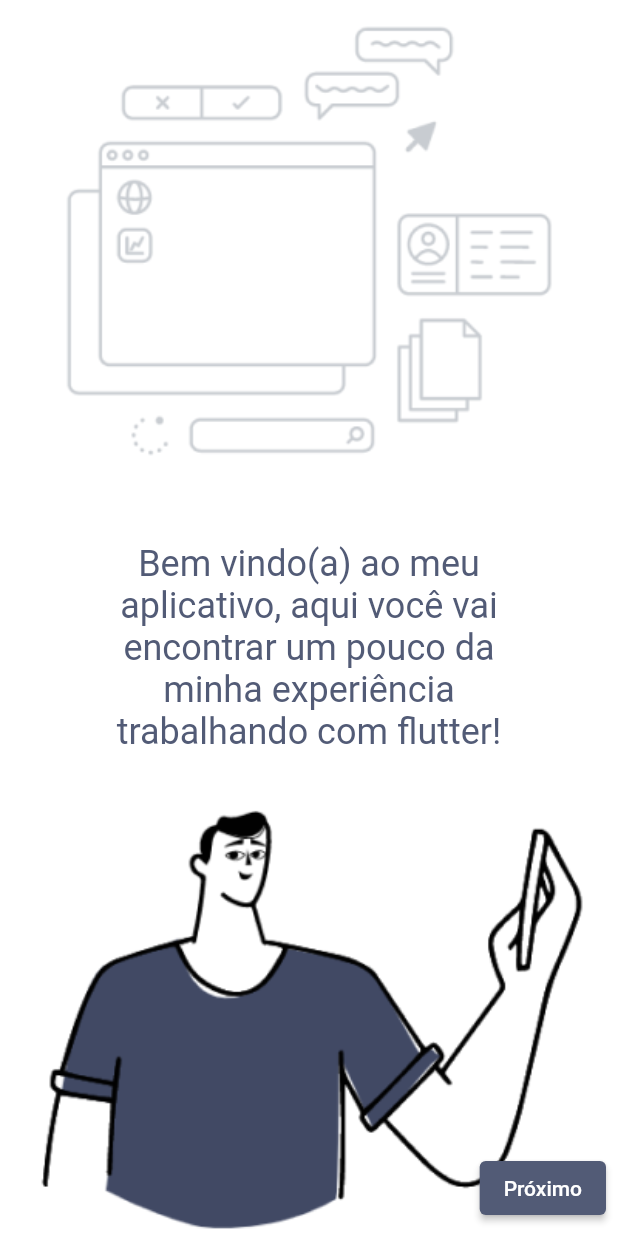
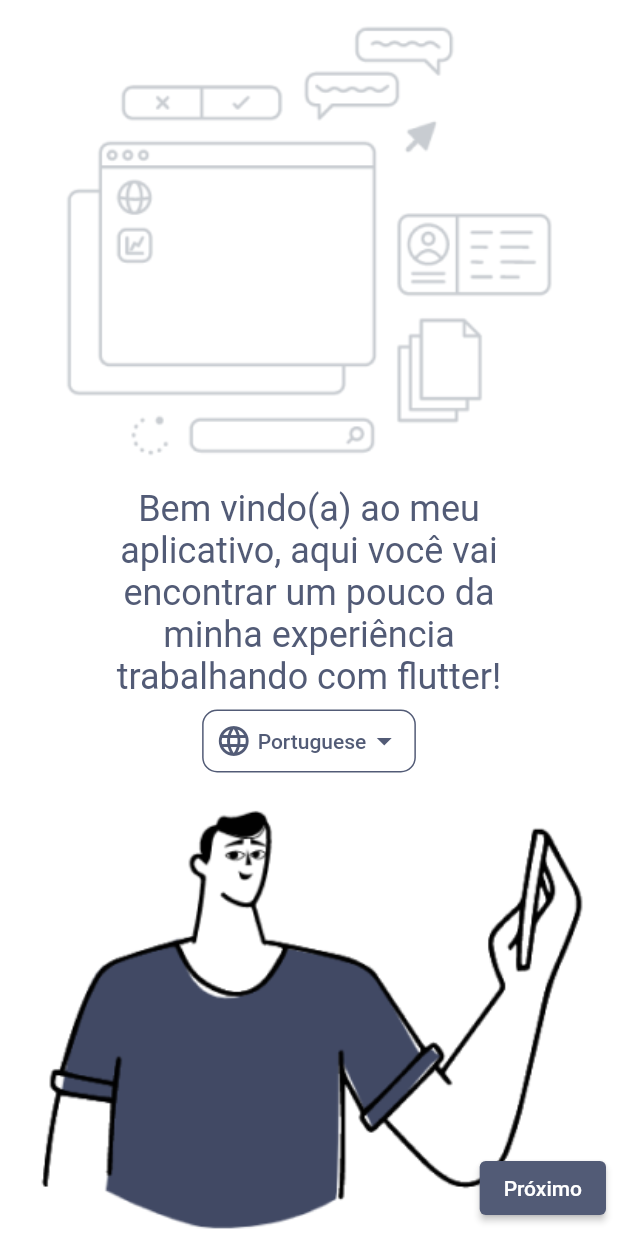
Before and after one commit to xandefreitas/Flutter_Profile, a Flutter app: the screen it shows after launch, on a phone screen of 412 x 824 dp. Run offline on Flutter 3.47's test engine with Material 2 defaults, Android fonts, the phone set to English and light mode, and no system bars; our stand-ins replace unicons.

Commit message:
i18n layout

```diff
--- a/lib/screens/DepositionsScreen/components/deposition_card.dart
+++ b/lib/screens/DepositionsScreen/components/deposition_card.dart
@@ -1,4 +1,3 @@
-import 'package:flutter/foundation.dart';
 import 'package:flutter/material.dart';
 import 'package:flutter_profile/common/models/deposition.dart';
 import 'package:flutter_profile/data/icons_data.dart';
--- a/lib/screens/OnboardingScreen/onboarding_screen.dart
+++ b/lib/screens/OnboardingScreen/onboarding_screen.dart
@@ -15,7 +15,15 @@ class OnboardingScreen extends StatefulWidget {
 class _OnboardingScreenState extends State<OnboardingScreen> {
   final _controller = PageController(initialPage: 0);
   final _formKey = GlobalKey<FormState>();
+  final languageItems = ['Portuguese', 'English'];
+  String dropdownValue = '';
   int _currentPage = 0;
+
+  @override
+  void initState() {
+    dropdownValue = languageItems.first;
+    super.initState();
+  }
 
   @override
   Widget build(BuildContext context) {
@@ -106,18 +114,57 @@ class _OnboardingScreenState extends State<OnboardingScreen> {
   OnboardingBody firstOnboardingScreen() {
     return OnboardingBody(
       assetName: 'assets/images/onboarding_01.png',
-      pageWidget: Align(
+      pageWidget: Padding(
+        padding: const EdgeInsets.only(top: 16.0),
+        child: Align(
           alignment: Alignment.center,
-        child: Padding(
-          padding: const EdgeInsets.only(top: 40.0),
           child: SizedBox(
             width: 280,
-            child: Text(
+            child: Column(
+              mainAxisAlignment: MainAxisAlignment.center,
+              children: [
+                Text(
                   'Bem vindo(a) ao meu aplicativo, aqui você vai encontrar um pouco da minha experiência trabalhando com flutter!',
                   style: AppTextStyles.textSize24.copyWith(
                     color: AppColors.profilePrimary,
                   ),
                   textAlign: TextAlign.center,
+                ),
+                const SizedBox(height: 8),
+                Container(
+                  padding: const EdgeInsets.all(8),
+                  decoration: BoxDecoration(
+                    border: Border.all(color: AppColors.profilePrimary),
+                    borderRadius: BorderRadius.circular(10),
+                    color: AppColors.white,
+                  ),
+                  child: Row(
+                    mainAxisAlignment: MainAxisAlignment.center,
+                    mainAxisSize: MainAxisSize.min,
+                    children: [
+                      const Icon(
+                        Icons.language,
+                        color: AppColors.profilePrimary,
+                      ),
+                      const SizedBox(width: 4),
+                      DropdownButton(
+                        isDense: true,
+                        underline: const SizedBox(),
+                        style: AppTextStyles.textMedium.copyWith(color: AppColors.profilePrimary),
+                        iconEnabledColor: AppColors.profilePrimary,
+                        dropdownColor: AppColors.white,
+                        items: languageItems.map((e) => _buildMenuItem(e)).toList(),
+                        value: dropdownValue,
+                        onChanged: (String? selectedValue) {
+                          if (selectedValue is String) {
+                            setState(() => dropdownValue = selectedValue);
+                          }
+                        },
+                      ),
+                    ],
+                  ),
+                ),
+              ],
             ),
           ),
         ),
@@ -126,6 +173,13 @@ class _OnboardingScreenState extends State<OnboardingScreen> {
       onPressed: () {
         _controller.nextPage(duration: const Duration(milliseconds: 300), curve: Curves.ease);
       },
+    );
+  }
+
+  DropdownMenuItem<String> _buildMenuItem(String item) {
+    return DropdownMenuItem(
+      child: Text(item),
+      value: item,
     );
   }
 
```
Also changed, not shown: lib/common/widgets/custom_drawer.dart (+58 -9 lines). Lines whose indentation alone changed are shown as unchanged.
